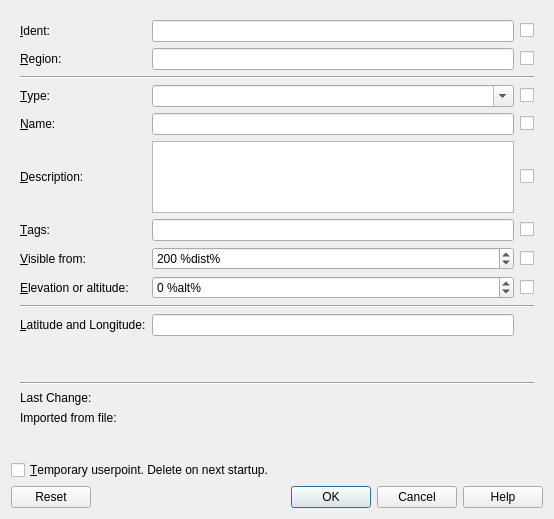
The window that src/userdata/userdatadialog.ui (albar965/littlenavmap) describes before a commit, drawn with Qt 5.
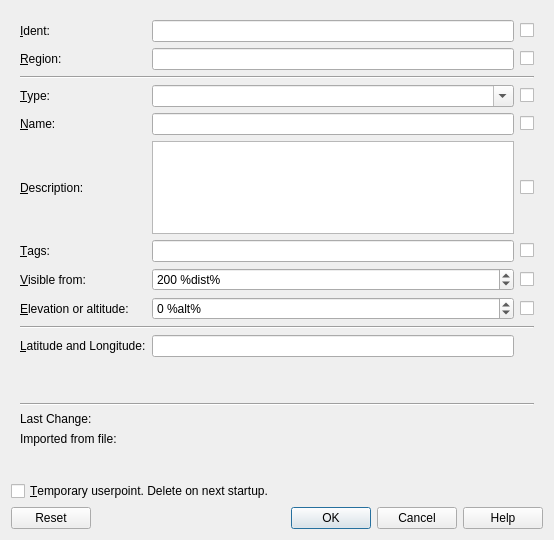
The same window after the commit.

Patch:
```diff
--- a/src/userdata/userdatadialog.ui
+++ b/src/userdata/userdatadialog.ui
@@ -7,7 +7,7 @@
     <x>0</x>
     <y>0</y>
     <width>554</width>
-    <height>519</height>
+    <height>540</height>
    </rect>
   </property>
   <property name="windowTitle">
@@ -59,6 +59,9 @@
        <property name="text">
         <string/>
        </property>
+       <property name="margin">
+        <number>5</number>
+       </property>
        <property name="textInteractionFlags">
         <set>Qt::LinksAccessibleByMouse|Qt::TextSelectableByMouse</set>
        </property>
@@ -108,6 +111,9 @@
        <property name="text">
         <string/>
        </property>
+       <property name="margin">
+        <number>5</number>
+       </property>
        <property name="textInteractionFlags">
         <set>Qt::LinksAccessibleByMouse|Qt::TextSelectableByMouse</set>
        </property>
@@ -128,6 +134,9 @@
        <property name="text">
         <string/>
        </property>
+       <property name="margin">
+        <number>5</number>
+       </property>
        <property name="textInteractionFlags">
         <set>Qt::LinksAccessibleByMouse|Qt::TextSelectableByMouse</set>
        </property>
@@ -432,6 +441,9 @@
        <property name="text">
         <string/>
        </property>
+       <property name="margin">
+        <number>5</number>
+       </property>
        <property name="textInteractionFlags">
         <set>Qt::LinksAccessibleByMouse|Qt::TextSelectableByMouse</set>
        </property>
```
